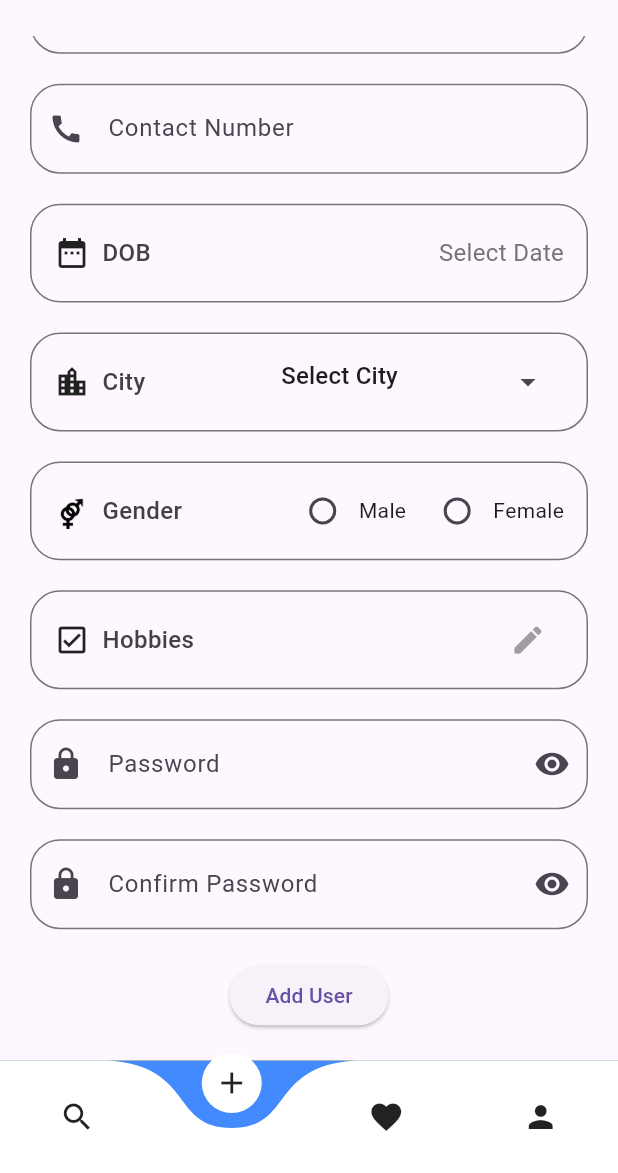
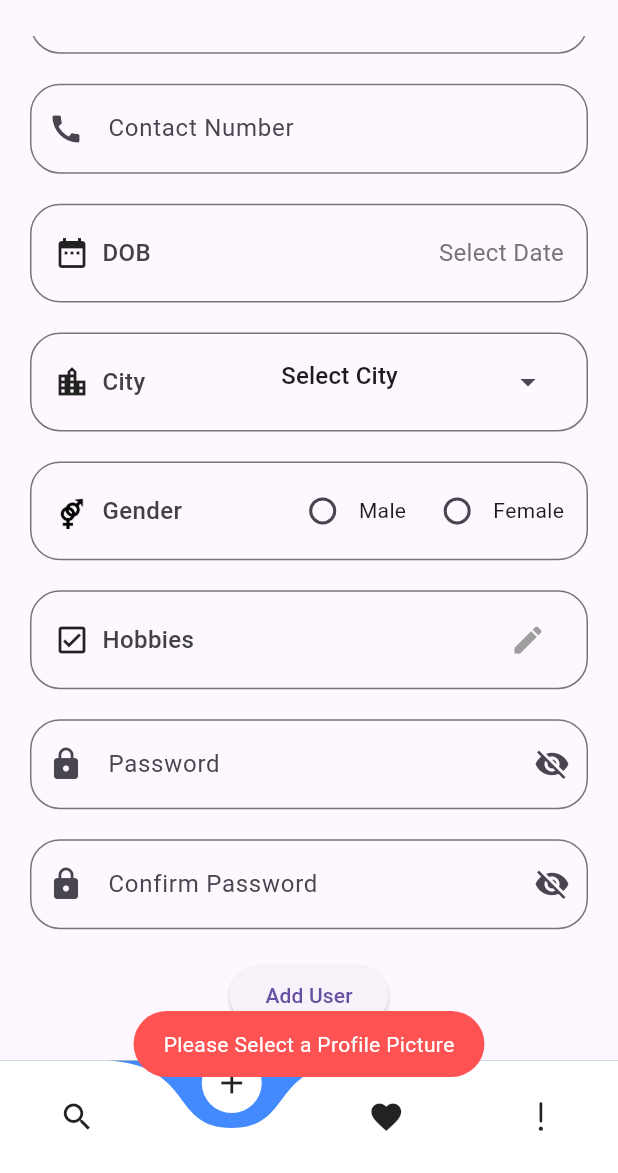
Before and after one commit to Gaurav1665/Flutter---Matrimony-App, a Flutter app: the screen it shows after launch, item 2 of the bottom bar chosen, scrolled down 303 dp, after a tap on "Add User", on a phone screen of 412 x 824 dp, the part 63-1236 px from its top. Run offline on Flutter 3.47's test engine with Material 3 defaults, Android fonts, the phone set to English and light mode, and no system bars; drawn by our look-alikes of curved_navigation_bar, dropdown_search; our stand-ins replace fluttertoast, google_fonts, image_picker, sqflite; missing offline and left inert: board_datetime_picker, slideable; accounts and stored records are empty.

Commit message:
making small changes in UI

```diff
--- a/matrimony_app/lib/Screens/addUser.dart
+++ b/matrimony_app/lib/Screens/addUser.dart
@@ -2,6 +2,7 @@ import 'dart:io';
 import 'package:board_datetime_picker/board_datetime_picker.dart';
 import 'package:dropdown_search/dropdown_search.dart';
 import 'package:flutter/material.dart';
+import 'package:fluttertoast/fluttertoast.dart';
 import 'package:image_picker/image_picker.dart';
 import 'package:matrimony_app/Model/userModel.dart';
 import 'package:matrimony_app/Provider/userProvider.dart';
@@ -11,19 +12,19 @@ import 'package:path_provider/path_provider.dart';
 import 'package:provider/provider.dart';
 
 class AddUserScreen extends StatefulWidget {
-  final UserModel? user;
-  AddUserScreen({super.key, this.user});
+  final int? userId;
+  AddUserScreen({super.key, this.userId});
 
   @override
   State<AddUserScreen> createState() => _AddUserScreenState();
 }
 
 class _AddUserScreenState extends State<AddUserScreen> {
-  late TextEditingController _fullNameController;
-  late TextEditingController _emailController;
-  late TextEditingController _contactController;
-  late TextEditingController _passwordController;
-  late TextEditingController _confirmPasswordController;
+  TextEditingController? _fullNameController;
+  TextEditingController? _emailController;
+  TextEditingController? _contactController;
+  TextEditingController? _passwordController;
+  TextEditingController? _confirmPasswordController;
   final _formKey = GlobalKey<FormState>();
   DateTime? _selectedDOB;
   XFile? _pickedImage;
@@ -33,33 +34,81 @@ class _AddUserScreenState extends State<AddUserScreen> {
   final List<String> cities = ["Mumbai", "Delhi", "Bangalore", "Kolkata", "Chennai", "Hyderabad"];
   final List<String> hobbies = ["Reading", "Traveling", "Gaming", "Cooking", "Sports"];
   List<String> _selectedHobbies = [];
-  bool passwordVisible = false;
-  bool confirmPasswordVisible = false;
+  bool passwordVisible = true;
+  bool confirmPasswordVisible = true;
+  bool? _isFavorite;
 
   @override
   void initState() {
     super.initState();
-    if(widget.user != null){
-      _savedImagePath = widget.user!.userImage;
-      _pickedImage =XFile(widget.user!.userImage);
-      _fullNameController = TextEditingController(text: widget.user?.userFullName);
-      _emailController = TextEditingController(text: widget.user?.userEmail);
-      _contactController = TextEditingController(text: widget.user?.userContact);
-      _passwordController = TextEditingController(text: widget.user?.password);
-      _confirmPasswordController = TextEditingController(text: widget.user?.password);
-      _selectedCity = widget.user?.userCity;
-      _selectedGender = widget.user?.userGender;
-      _selectedDOB = widget.user != null ? DateTime.parse(widget.user!.userDOB) : null;
-      _selectedHobbies = widget.user?.userHobbies.split(" ") ?? [];
+    _initializeEmptyFields();
+    if (widget.userId != null) {
+      _loadUserData();
     }
-    else{
+  }
+
+  void _loadUserData() async {
+    try {
+      UserProvider userProvider = Provider.of<UserProvider>(context, listen: false);
+      UserModel user = await userProvider.fetchUserById(widget.userId!);
+      setState(() {
+        _savedImagePath = user.userImage;
+        _pickedImage = XFile(user.userImage);
+        _fullNameController = TextEditingController(text: user.userFullName);
+        _emailController = TextEditingController(text: user.userEmail);
+        _contactController = TextEditingController(text: user.userContact);
+        _passwordController = TextEditingController(text: user.password);
+        _confirmPasswordController = TextEditingController(text: user.password);
+        _selectedCity = user.userCity;
+        _selectedGender = user.userGender;
+        _selectedDOB = DateTime.parse(user.userDOB);
+        _selectedHobbies = user.userHobbies.split(" ");
+        _isFavorite = user.isFavorite;
+      });
+    } catch (e) {
+      // Handle error gracefully if the user is not found or any other issue occurs
+      Fluttertoast.showToast(msg: "Error loading user data: $e", backgroundColor: Colors.redAccent);
+    }
+  }
+
+  void _initializeEmptyFields() {
     _fullNameController = TextEditingController();
     _emailController = TextEditingController();
     _contactController = TextEditingController();
     _passwordController = TextEditingController();
     _confirmPasswordController = TextEditingController();
   }
+
+  void _clearFields(){
+    _savedImagePath = null;
+    _pickedImage = null;
+    _fullNameController!.clear();
+    _emailController!.clear();
+    _contactController!.clear();
+    _passwordController!.clear();
+    _confirmPasswordController!.clear();
+    _selectedCity = null;
+    _selectedGender = null;
+    _selectedDOB = null;
+    _selectedHobbies = [];
   }
+
+
+  @override
+  void deactivate() {
+    // TODO: implement deactivate
+    super.deactivate();
+    _clearFields();
+  }
+
+  @override
+  void dispose(){
+    // TODO: implement dispose
+    super.dispose();
+    _clearFields();
+  }
+
+
 
   Future<void> localImagePicker() async {
     final ImagePicker imagePicker = ImagePicker();
@@ -101,6 +150,7 @@ class _AddUserScreenState extends State<AddUserScreen> {
 
   Future<void> _saveImageToFolder(XFile imageFile) async {
     final Directory appDir = await getApplicationDocumentsDirectory();
+    //asset
     final Directory imageDir = Directory('${appDir.path}/SavedImages/User/');
     if (!await imageDir.exists()) await imageDir.create(recursive: true);
     final String newImagePath = '${imageDir.path}${DateTime.now().millisecondsSinceEpoch}.jpg';
@@ -196,7 +246,7 @@ class _AddUserScreenState extends State<AddUserScreen> {
     UserProvider userProvider = Provider.of<UserProvider>(context);
     Size size = MediaQuery.of(context).size;
     return GestureDetector(
-      onTap: () => FocusScope.of(context).unfocus(),
+      onTap: () => FocusManager.instance.primaryFocus?.unfocus(),
       child: Scaffold(
         body: Padding(
           padding: const EdgeInsets.all(10),
@@ -228,11 +278,13 @@ class _AddUserScreenState extends State<AddUserScreen> {
                     key: _formKey,
                     child: Column(
                       children: [
-                        _CustomInputField(label: "Full Name", controller: _fullNameController,prefixIcon: Icon(Icons.person), inputType: TextInputType.name, validator: Validators.nameValidator),
+                        _CustomInputField(label: "Full Name", controller: _fullNameController!,prefixIcon: Icon(Icons.person), inputType: TextInputType.name, validator: Validators.nameValidator),
                         const SizedBox(height: 20),
-                        _CustomInputField(label: "Email", controller: _emailController,prefixIcon: Icon(Icons.email), inputType: TextInputType.emailAddress, validator: Validators.emailValidator),
+                        _CustomInputField(label: "Email", controller: _emailController!,prefixIcon: Icon(Icons.email), inputType: TextInputType.emailAddress, validator: Validators.emailValidator),
                         const SizedBox(height: 20),
-                        _CustomInputField(label: "Contact Number", controller: _contactController,prefixIcon: Icon(Icons.call), inputType: TextInputType.phone, validator: Validators.mobileNumberValidator),
+                        RepaintBoundary(
+                          child: _CustomInputField(label: "Contact Number", controller: _contactController!,prefixIcon: Icon(Icons.call), inputType: TextInputType.phone, validator: Validators.mobileNumberValidator),
+                        ),
                         const SizedBox(height: 20),
                         GestureDetector(
                           onTap: _showDatePicker,
@@ -355,54 +407,54 @@ class _AddUserScreenState extends State<AddUserScreen> {
                           ),
                         ),
                         const SizedBox(height: 20),
-                        _CustomInputField(label: "Password", controller: _passwordController, obscureText: passwordVisible, prefixIcon: Icon(Icons.lock), suffixIcon: Icon(passwordVisible ? Icons.visibility_off : Icons.visibility), iconOnPress: () => setState(() => passwordVisible = !passwordVisible), validator: Validators.passwordValidator),
+                        _CustomInputField(label: "Password", controller: _passwordController!, obscureText: passwordVisible, prefixIcon: Icon(Icons.lock), suffixIcon: Icon(passwordVisible ? Icons.visibility_off : Icons.visibility), iconOnPress: () => setState(() => passwordVisible = !passwordVisible), validator: Validators.passwordValidator),
                         const SizedBox(height: 20),
-                        _CustomInputField(label: "Confirm Password", controller: _confirmPasswordController, obscureText: confirmPasswordVisible, prefixIcon: Icon(Icons.lock), suffixIcon: Icon(confirmPasswordVisible ? Icons.visibility_off : Icons.visibility), iconOnPress: () => setState(() => confirmPasswordVisible = !confirmPasswordVisible), validator: Validators.passwordValidator),
+                        _CustomInputField(label: "Confirm Password", controller: _confirmPasswordController!, obscureText: confirmPasswordVisible, prefixIcon: Icon(Icons.lock), suffixIcon: Icon(confirmPasswordVisible ? Icons.visibility_off : Icons.visibility), iconOnPress: () => setState(() => confirmPasswordVisible = !confirmPasswordVisible), validator: Validators.passwordValidator),
                         const SizedBox(height: 20),
                         ElevatedButton(
-                          child: Text(widget.user != null ? "Update User" : "Add User"),
+                          child: Text(widget.userId != null ? "Update User" : "Add User"),
                           onPressed: () async {
-                            if (_passwordController.text != _confirmPasswordController.text) {
-                              print("Password and Confirm Password do not match");
+                            if (_passwordController!.text != _confirmPasswordController!.text) {
+                              Fluttertoast.showToast(msg: "Password and Confirm Password do not match", backgroundColor: Colors.redAccent);
                             } else if (_pickedImage == null) {
-                              print("Please Select a Profile Picture");
+                              Fluttertoast.showToast(msg: "Please Select a Profile Picture", backgroundColor: Colors.redAccent);
                             } else if (_selectedCity == null) {
-                              print("Please select User's City");
+                              Fluttertoast.showToast(msg: "Please select User's City", backgroundColor: Colors.redAccent);
                             } else if (_selectedGender == null) {
-                              print("Please select User's Gender");
+                              Fluttertoast.showToast(msg: "Please select User's Gender", backgroundColor: Colors.redAccent);
                             } else if (_selectedHobbies.isEmpty) {
-                              print("Please select User's Hobbies");
+                              Fluttertoast.showToast(msg: "Please select User's Hobbies", backgroundColor: Colors.redAccent);
                             } else if (_formKey.currentState!.validate()) {
                               String hobbiesString = _selectedHobbies.join(" ");
-                              if (widget.user == null) {
+                              if (widget.userId == null) {
                                 await userProvider.addUser (user: UserModel(
-                                  userFullName: _fullNameController.text,
+                                  userFullName: _fullNameController!.text,
                                   userImage: _savedImagePath!,
-                                  userEmail: _emailController.text,
-                                  userContact: _contactController.text,
+                                  userEmail: _emailController!.text,
+                                  userContact: _contactController!.text,
                                   userCity: _selectedCity!,
                                   userGender: _selectedGender!,
                                   userDOB: _selectedDOB.toString(),
                                   userHobbies: hobbiesString,
-                                  password: _passwordController.text,
+                                  password: _passwordController!.text,
                                   isFavorite: false,
                                 ));
                                 Navigator.of(context).pushReplacement(MaterialPageRoute(builder: (context) => RootScreen()));
                               } else {
                                 await userProvider.updateUser (user: UserModel(
-                                  userId: widget.user!.userId,
-                                  userFullName: _fullNameController.text,
+                                  userId: widget.userId!,
+                                  userFullName: _fullNameController!.text,
                                   userImage: _savedImagePath!,
-                                  userEmail: _emailController.text,
-                                  userContact: _contactController.text,
+                                  userEmail: _emailController!.text,
+                                  userContact: _contactController!.text,
                                   userCity: _selectedCity!,
                                   userGender: _selectedGender!,
                                   userDOB: _selectedDOB.toString(),
                                   userHobbies: hobbiesString,
-                                  password: _passwordController.text,
-                                  isFavorite: widget.user!.isFavorite,
+                                  password: _passwordController!.text,
+                                  isFavorite: _isFavorite!,
                                 ));
-                                Navigator.of(context).pushReplacement(MaterialPageRoute(builder: (context) => RootScreen()));
+                                Navigator.of(context).pop();
                               }
                             }
                           },
--- a/matrimony_app/lib/Screens/bottomNavigator.dart
+++ b/matrimony_app/lib/Screens/bottomNavigator.dart
@@ -1,15 +1,14 @@
 import 'package:curved_navigation_bar/curved_navigation_bar.dart';
+import 'package:flutter/cupertino.dart';
 import 'package:flutter/material.dart';
 import 'package:google_fonts/google_fonts.dart';
-import 'package:matrimony_app/Model/userModel.dart';
 import 'package:matrimony_app/Screens/aboutUs.dart';
 import 'package:matrimony_app/Screens/addUser.dart';
 import 'package:matrimony_app/Screens/favoriteUsers.dart';
 import 'package:matrimony_app/Screens/searchUser.dart';
 
 class RootScreen extends StatefulWidget {
-  final UserModel? user;
-  RootScreen({super.key, this.user});
+  const RootScreen({super.key});
 
   @override
   State<RootScreen> createState() => _RootScreenState();
@@ -25,11 +24,10 @@ class _RootScreenState extends State<RootScreen> {
     super.initState();
     screen = [
       const SearchUserScreen(),
-      AddUserScreen(user: widget.user),
+      AddUserScreen(), // Keep this as a separate screen for the PageView
       const FavoriteUserScreen(),
       const AboutUsScreen(),
     ];
-    currentScreen = widget.user != null ? 1 : 0;
     controller = PageController(initialPage: currentScreen);
   }
 
@@ -40,9 +38,13 @@ class _RootScreenState extends State<RootScreen> {
       child: Scaffold(
         backgroundColor: Colors.amber,
         appBar: AppBar(
-          title: Text("MATRIFY",style: GoogleFonts.nunito(fontWeight: FontWeight.bold, letterSpacing: 3)),
+          title: Text(
+            "MATRIFY",
+            style: GoogleFonts.nunito(fontWeight: FontWeight.bold, letterSpacing: 3),
+          ),
           automaticallyImplyLeading: false,
         ),
+        resizeToAvoidBottomInset: true,
         body: PageView(
           controller: controller,
           children: screen,
@@ -50,11 +52,12 @@ class _RootScreenState extends State<RootScreen> {
         ),
         bottomNavigationBar: CurvedNavigationBar(
           animationDuration: Duration(milliseconds: 300),
+          index: currentScreen,
           items: <Widget>[
             Icon(Icons.search),
             Icon(Icons.add),
             Icon(Icons.favorite),
-            Icon(Icons.person),
+            Icon(CupertinoIcons.exclamationmark),
           ],
           onTap: (index) {
             setState(() {
```
Also changed, not shown: matrimony_app/lib/Provider/userProvider.dart (+32 -0 lines), matrimony_app/lib/Screens/searchUser.dart (+9 -2 lines), matrimony_app/pubspec.yaml (+8 -1 lines), 4 other files. Lines whose indentation alone changed are shown as unchanged.
